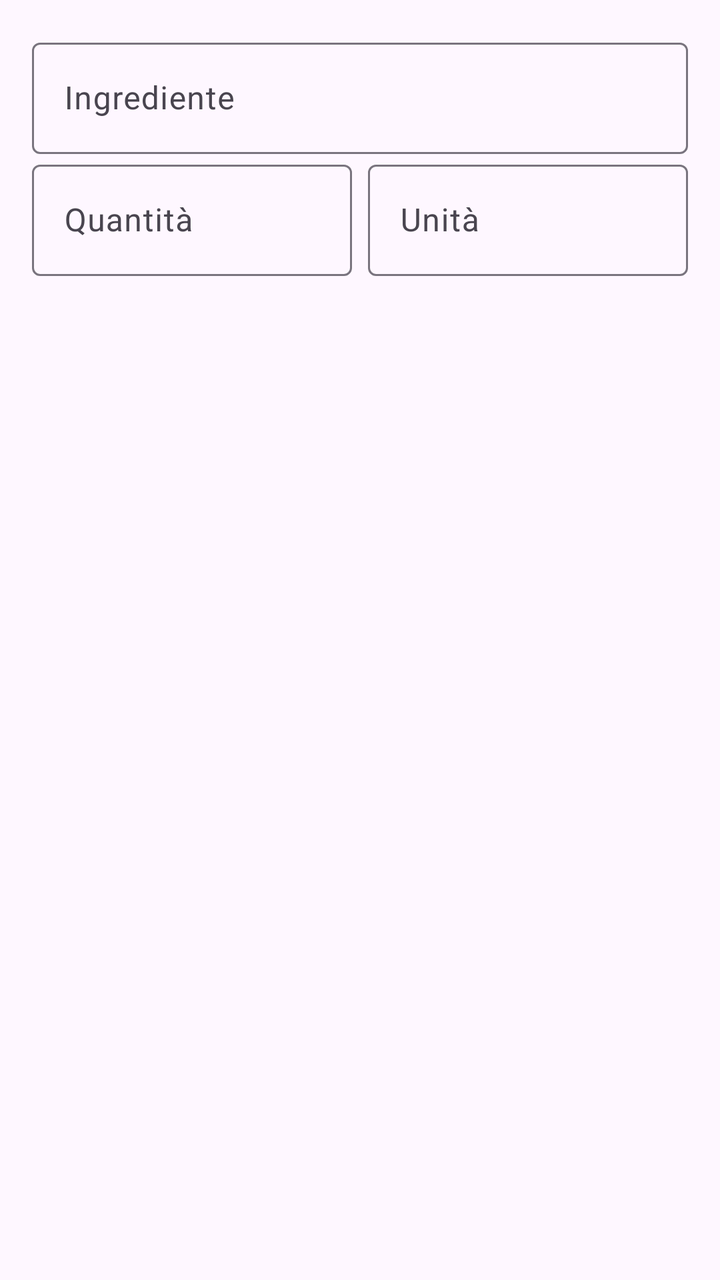
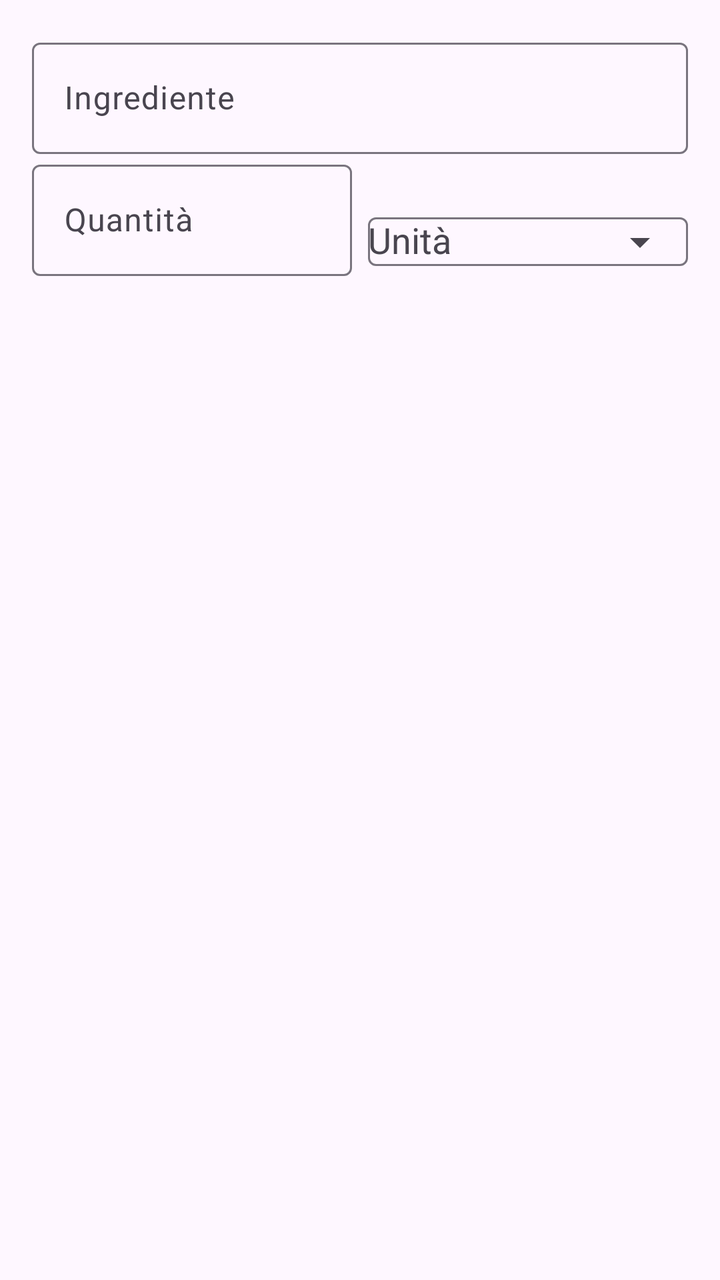

Two renders of the same Android screen: before a commit and after it. Below are the layout's source before the change and the commit's diff.
<!-- AndroidManifest.xml: application theme Theme.ESAMEMOBILE -->
<!-- res/layout/dialog_add_ingredient.xml -->
<?xml version="1.0" encoding="utf-8"?>
<LinearLayout xmlns:android="http://schemas.android.com/apk/res/android"
    xmlns:app="http://schemas.android.com/apk/res-auto"
    android:layout_width="match_parent"
    android:layout_height="wrap_content"
    android:orientation="vertical"
    android:padding="16dp">

    <com.google.android.material.textfield.TextInputLayout
        android:layout_width="match_parent"
        android:layout_height="wrap_content"
        android:hint="@string/ingredient_name">

        <com.google.android.material.textfield.TextInputEditText
            android:id="@+id/editName"
            android:layout_width="match_parent"
            android:layout_height="wrap_content"
            android:inputType="textCapSentences" />
    </com.google.android.material.textfield.TextInputLayout>

    <LinearLayout
        android:layout_width="match_parent"
        android:layout_height="wrap_content"
        android:orientation="horizontal">

        <com.google.android.material.textfield.TextInputLayout
            android:layout_width="0dp"
            android:layout_height="wrap_content"
            android:layout_marginEnd="8dp"
            android:layout_weight="1"
            android:hint="@string/ingredient_quantity">

            <com.google.android.material.textfield.TextInputEditText
                android:id="@+id/editQuantity"
                android:layout_width="match_parent"
                android:layout_height="wrap_content"
                android:inputType="numberDecimal" />
        </com.google.android.material.textfield.TextInputLayout>

        <com.google.android.material.textfield.TextInputLayout
            android:layout_width="0dp"
            android:layout_height="wrap_content"
            android:layout_weight="1"
            android:hint="@string/ingredient_unit">

            <com.google.android.material.textfield.TextInputEditText
                android:id="@+id/editUnit"
                android:layout_width="match_parent"
                android:layout_height="wrap_content"
                android:inputType="text" />
        </com.google.android.material.textfield.TextInputLayout>
    </LinearLayout>
</LinearLayout>
<!-- resources referenced by this layout -->
<resources>
  <string name="ingredient_name">Ingrediente</string>
  <string name="ingredient_quantity">Quantità</string>
  <string name="ingredient_unit">Unità</string>
  <style name="Theme.ESAMEMOBILE" parent="Base.Theme.ESAMEMOBILE" />
  <style name="Base.Theme.ESAMEMOBILE" parent="Theme.Material3.DayNight.NoActionBar">
          
          
      </style>
</resources>

<!-- the commit's change to res/layout/dialog_add_ingredient.xml (unified diff, before → after) -->
@@ -41,13 +41,14 @@
             android:layout_width="0dp"
             android:layout_height="wrap_content"
             android:layout_weight="1"
-            android:hint="@string/ingredient_unit">
+            android:hint="@string/ingredient_unit"
+            app:endIconMode="dropdown_menu">
 
-            <com.google.android.material.textfield.TextInputEditText
+            <com.google.android.material.textfield.MaterialAutoCompleteTextView
                 android:id="@+id/editUnit"
                 android:layout_width="match_parent"
                 android:layout_height="wrap_content"
-                android:inputType="text" />
+                android:inputType="none" />
         </com.google.android.material.textfield.TextInputLayout>
     </LinearLayout>
 </LinearLayout>
